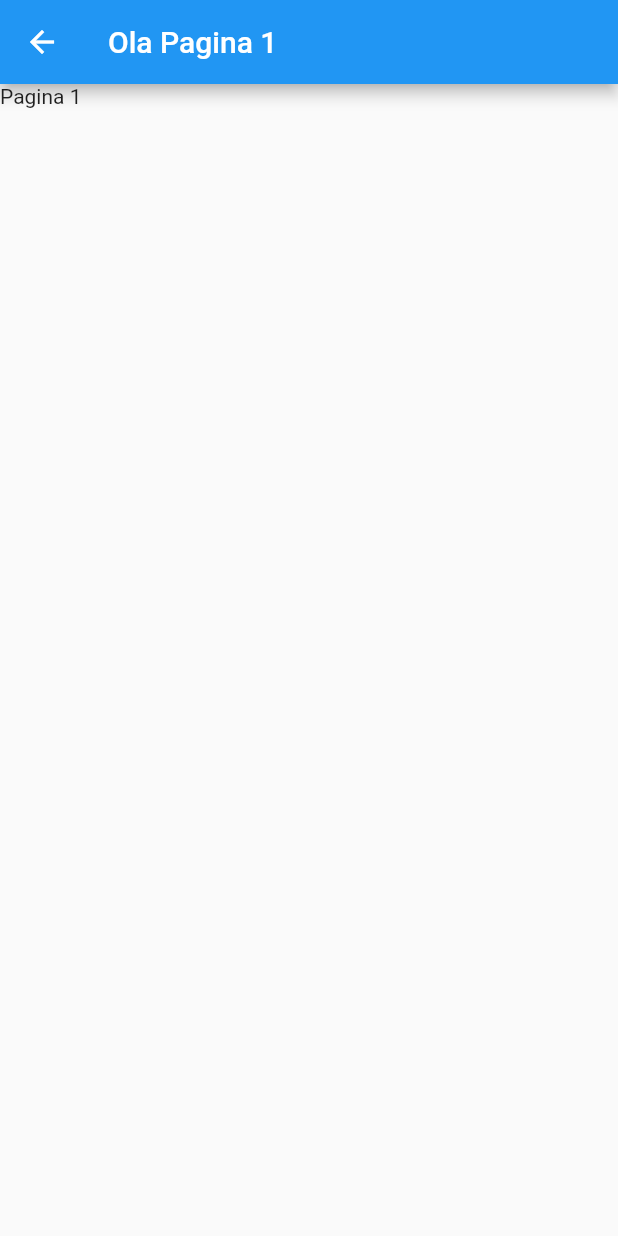
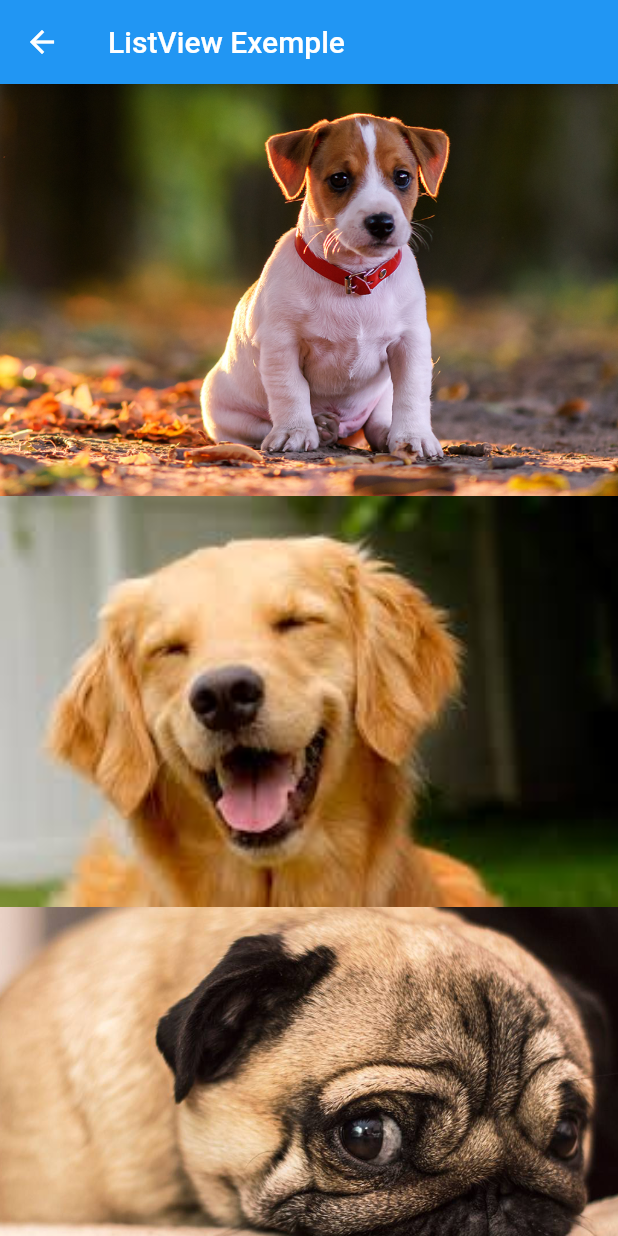
Before and after one commit to davihoffmann/widgets_example, a Flutter app: the screen it shows after launch, after a tap on "ListView", on a phone screen of 412 x 824 dp. Run offline on Flutter 3.47's test engine with Material 2 defaults, Android fonts, the phone set to English and light mode, and no system bars.

Commit message:
adicionado widget listview

```diff
--- /dev/null
+++ b/lib/pages/hello_list_view.dart
@@ -0,0 +1,32 @@
+import 'package:flutter/material.dart';
+
+class HelloListView extends StatelessWidget {
+  @override
+  Widget build(BuildContext context) {
+    return Scaffold(
+      appBar: AppBar(
+        title: Text('ListView Exemple'),
+      ),
+      body: _body(),
+    );
+  }
+
+  _body() {
+    return ListView(
+      children: <Widget>[
+        _img('assets/images/dog1.png'),
+        _img('assets/images/dog2.png'),
+        _img('assets/images/dog3.png'),
+        _img('assets/images/dog4.png'),
+        _img('assets/images/dog5.png'),
+      ],
+    );
+  }
+
+  _img(String img) {
+    return Image.asset(
+      img,
+      fit: BoxFit.cover,
+    );
+  }
+}
--- a/lib/screens/home_page.dart
+++ b/lib/screens/home_page.dart
@@ -1,4 +1,5 @@
 import 'package:flutter/material.dart';
+import 'package:widgets_exemple/pages/hello_list_view.dart';
 import 'package:widgets_exemple/pages/hello_page_1.dart';
 import 'package:widgets_exemple/pages/hello_page_2.dart';
 import 'package:widgets_exemple/pages/hello_page_3.dart';
@@ -52,7 +53,7 @@ class HomePage extends StatelessWidget {
           mainAxisAlignment: MainAxisAlignment.spaceEvenly,
           children: <Widget>[
             BlueButton('ListView',
-                onPressed: () => _onClickNavigator(context, HelloPage1())),
+                onPressed: () => _onClickNavigator(context, HelloListView())),
             BlueButton('Page 2',
                 onPressed: () => _onClickNavigator(context, HelloPage2())),
             BlueButton('Page 3',
```
